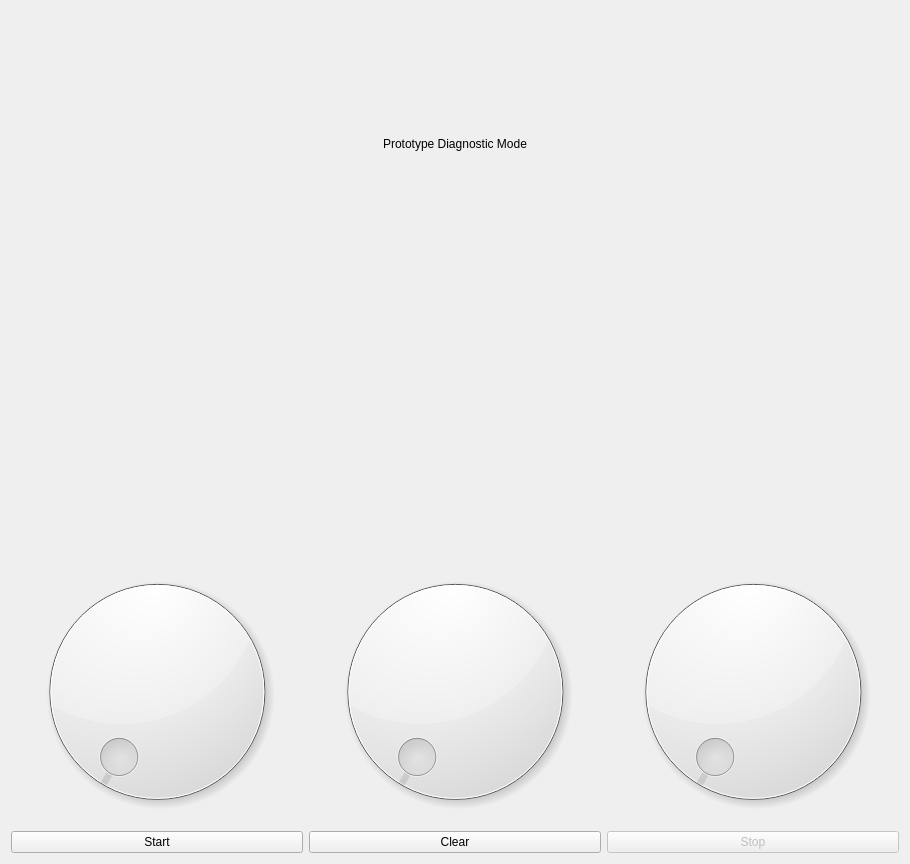
The window that DiagnosticModePage.ui (YCP-Rev-Metrix/BallSpinner-Controller-v2) describes before a commit, drawn with Qt 5.
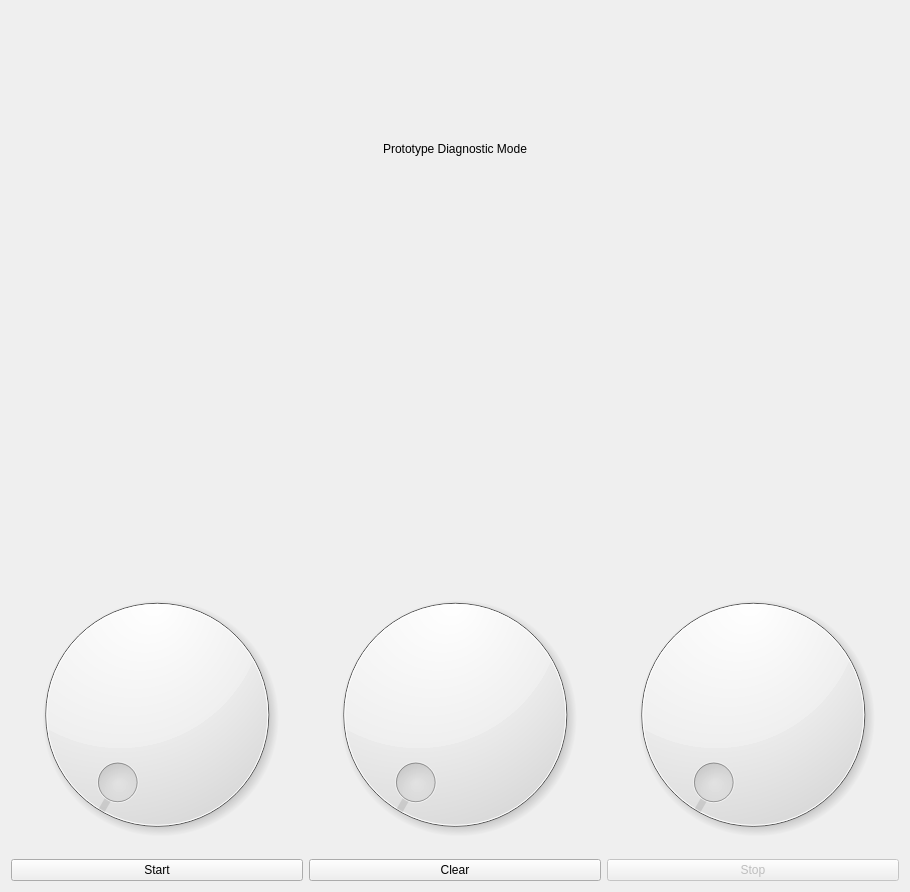
The same window after the commit. Custom widgets are drawn as their Qt base class.

```diff
--- a/DiagnosticModePage.ui
+++ b/DiagnosticModePage.ui
@@ -7,7 +7,7 @@
     <x>0</x>
     <y>0</y>
     <width>910</width>
-    <height>864</height>
+    <height>892</height>
    </rect>
   </property>
   <property name="windowTitle">
```
